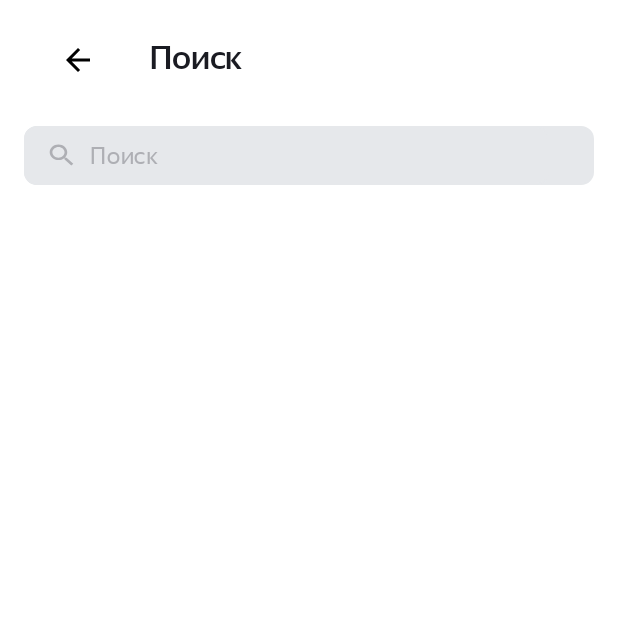
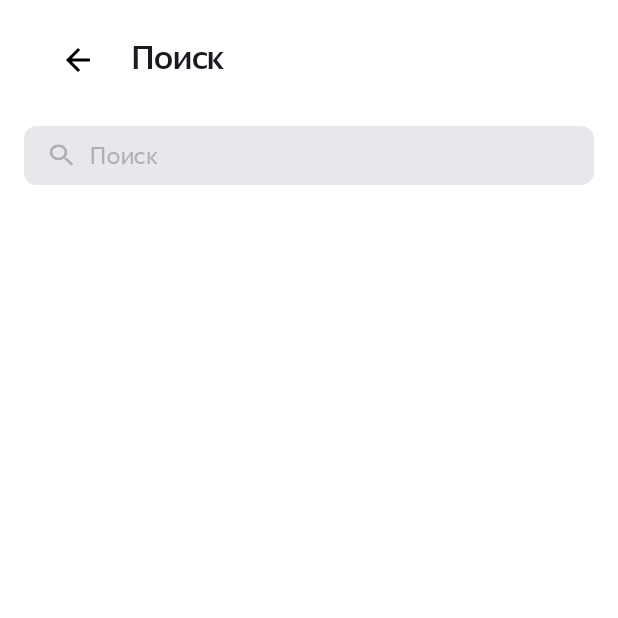
Before and after one commit to MakueB/Playlist-Maker, an Android app: the SearchActivity screen opened directly, with no data from a screen before it, on a phone screen of 412 x 824 dp, the top half of it. Run offline under Robolectric (Android 15) with nearby library versions, the phone set to English and light mode, and no system bars.

Commit message:
исправил ошибки

```diff
--- a/app/src/main/java/com/example/playlistmaker/SearchActivity.kt
+++ b/app/src/main/java/com/example/playlistmaker/SearchActivity.kt
@@ -16,20 +16,21 @@ import androidx.core.content.ContextCompat.getSystemService
 
 class SearchActivity : AppCompatActivity() {
     private var text = TEXT_DEF
+    lateinit var editText: EditText
     override fun onCreate(savedInstanceState: Bundle?) {
         super.onCreate(savedInstanceState)
         setContentView(R.layout.activity_search)
 
         val linearLayout = findViewById<LinearLayout>(R.id.searchContainer)
-        val editText = findViewById<EditText>(R.id.editText)
+        editText = findViewById<EditText>(R.id.editText)
         val clearButton = findViewById<ImageView>(R.id.imageViewClear)
         val backButton = findViewById<ImageView>(R.id.backArrow)
 
-        if (savedInstanceState != null){
+/*        if (savedInstanceState != null){
             text = savedInstanceState.getString(TEXT, TEXT_DEF)
             editText.setText(text)
             Log.d("my", "onRestoreInstanceState: Restored text - $text")
-        }
+        }*/
 
         editText.requestFocus()
         showKeyboard(editText)
@@ -64,6 +65,15 @@ class SearchActivity : AppCompatActivity() {
         Log.d("my", "onSaveInstanceState: Saved text - $text")
     }
 
+    override fun onRestoreInstanceState(
+        savedInstanceState: Bundle,
+    ) {
+        super.onRestoreInstanceState(savedInstanceState)
+        text = savedInstanceState.getString(TEXT, TEXT_DEF)
+        editText.setText(text)
+        Log.d("my", "onRestoreInstanceState: Restored text - $text")
+    }
+
     companion object {
         const val TEXT = "TEXT_DEF"
         const val TEXT_DEF = ""
--- a/app/src/main/res/layout/activity_search.xml
+++ b/app/src/main/res/layout/activity_search.xml
@@ -5,6 +5,7 @@
     android:layout_width="match_parent"
     android:layout_height="match_parent"
     android:orientation="vertical"
+    android:theme="@style/SearchTheme"
     tools:ignore="ExtraText">
 
     <androidx.appcompat.widget.Toolbar
--- a/app/src/main/res/layout/activity_settings.xml
+++ b/app/src/main/res/layout/activity_settings.xml
@@ -30,8 +30,7 @@
             android:layout_height="wrap_content"
             android:layout_gravity="center"
             android:gravity="center_vertical"
-            android:paddingTop="@dimen/padding_10"
-            android:paddingEnd="86dp"
+            android:paddingTop="@dimen/padding_14"
             android:text="@string/settings_title" />
         </androidx.appcompat.widget.Toolbar>
 
--- a/app/src/main/res/values-night/styles.xml
+++ b/app/src/main/res/values-night/styles.xml
@@ -4,6 +4,12 @@
         <item name="android:windowBackground">?attr/colorPrimary</item>
         <item name="android:textColor">?attr/colorOnPrimary</item>
 
+    </style>
+
+    <style name="SearchTheme" parent="Theme.PlaylistMaker">
+        <item name="android:windowBackground">?attr/colorSecondary</item>
+        <item name="android:textColor">?attr/colorOnSecondary</item>
+        <item name="colorAccent">@color/YPBlue</item>
     </style>
 
     <style name="ButtonStyle" parent="Widget.MaterialComponents.Button.UnelevatedButton">
@@ -30,9 +36,9 @@
         <item name="android:textFontWeight">500</item>
         <item name="android:textSize">@dimen/textSize_22</item>
         <item name="android:layout_marginEnd">52dp</item>
+        <item name="android:paddingHorizontal">@dimen/padding_12</item>
         <item name="android:paddingStart">@dimen/padding_12</item>
         <item name="android:paddingBottom">@dimen/padding_12</item>
-        <item name="android:layout_marginTop">@dimen/margin_4</item>
 
     </style>
 
--- a/app/src/main/res/values/styles.xml
+++ b/app/src/main/res/values/styles.xml
@@ -9,7 +9,7 @@
     <style name="SearchTheme" parent="Theme.PlaylistMaker">
         <item name="android:windowBackground">?attr/colorSecondary</item>
         <item name="android:textColor">?attr/colorOnSecondary</item>
-
+        <item name="colorAccent">@color/YPBlue</item>
     </style>
 
     <style name="ButtonStyle" parent="Widget.MaterialComponents.Button.UnelevatedButton">
@@ -36,10 +36,10 @@
         <item name="android:textFontWeight">500</item>
         <item name="android:textSize">@dimen/textSize_22</item>
         <item name="android:layout_marginEnd">52dp</item>
-        <item name="android:paddingStart">@dimen/padding_12</item>
+        <item name="android:paddingHorizontal">@dimen/padding_12</item>
         <item name="android:paddingBottom">@dimen/padding_12</item>
-        <item name="android:layout_marginTop">@dimen/margin_4</item>
-
+        <item name="android:paddingTop">@dimen/padding_10</item>
+        <item name="android:layout_marginVertical">@dimen/margin_4</item>
     </style>
 
     <style name="SettingsTextViewStyle" parent="SettingsTheme">
@@ -81,9 +81,11 @@
     </style>
 
     <style name="SettingsBackArrowStyle" parent="Theme.AppCompat.DayNight.NoActionBar">
-        <item name="android:layout_marginEnd">@dimen/margin_12</item>
+        <item name="android:paddingHorizontal">@dimen/padding_12</item>
+        <item name="android:paddingVertical">@dimen/padding_12</item>
         <item name="android:gravity">center</item>
-        <item name="android:layout_marginTop">@dimen/margin_4</item>
+        <item name="android:layout_marginVertical">@dimen/margin_4</item>
+        <item name="android:layout_marginStart">@dimen/margin_4</item>
         <item name="tint">?attr/colorOnSecondary</item>
     </style>
 
@@ -101,4 +103,11 @@
         <item name="trackTint">@color/YPLightGray</item>
     </style>
 
+    <style name="SearchIconStyle" parent="SettingsTheme">
+        <item name="android:tint">@color/YPTextGray</item>
+        <item name="android:layout_gravity">end</item>
+        <item name="android:paddingHorizontal">@dimen/padding_12</item>
+        <item name="android:paddingVertical">@dimen/padding_10</item>
+    </style>
+
 </resources>
```
